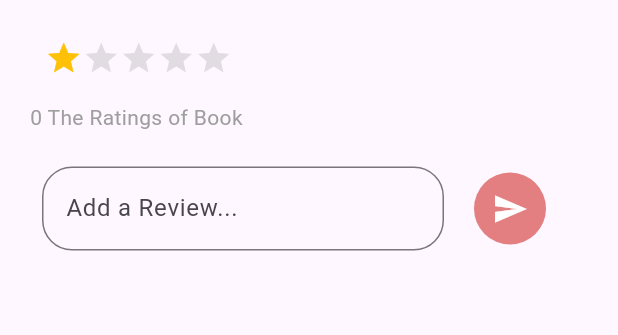
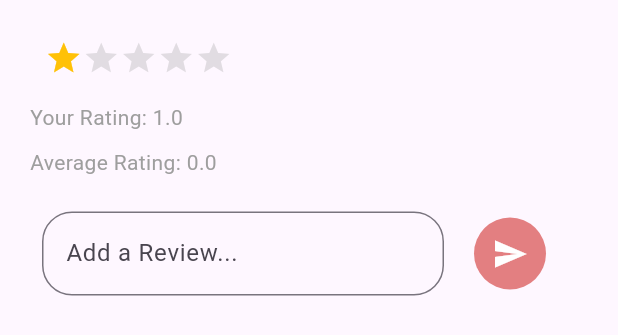
Before and after one commit to mujahedhamayel/ReadShare-Society, a Flutter app: the BookReview widget shown alone on an empty page, opened directly with empty values, after a tap on the "star" icon, on a phone screen of 412 x 824 dp. Shown: the top 335 px of the screen. Run offline on Flutter 3.47's test engine with Material 3 defaults, Android fonts, the phone set to English and light mode, and no system bars; our stand-ins replace cached_network_image, cloud_firestore, firebase_auth, firebase_core, firebase_messaging, firebase_storage and 3 more; missing offline and left inert: flutter_pdfview; accounts and stored records are empty; network calls fail.

Commit message:
add star rating

```diff
--- a/lib/constants.dart
+++ b/lib/constants.dart
@@ -1,3 +1,3 @@
-const ip = '192.168.88.2';
+const ip = '192.168.88.10';
 
 const port = '3001';
--- a/lib/data/detail.dart
+++ b/lib/data/detail.dart
@@ -270,26 +270,26 @@ class BookPdfLink extends StatelessWidget {
     );
   }
 
-  Future<void> _launchURL(BuildContext context, String url) async {
-    final uri = Uri.parse(url);
-    print('Parsed URL: $uri');
+  // Future<void> _launchURL(BuildContext context, String url) async {
+  //   final uri = Uri.parse(url);
+  //   print('Parsed URL: $uri');
 
-    final canLaunchResult = await canLaunchUrl(uri);
-    print('Can launch URL: $canLaunchResult');
+  //   final canLaunchResult = await canLaunchUrl(uri);
+  //   print('Can launch URL: $canLaunchResult');
 
-    if (canLaunchResult) {
-      await launchUrl(uri, mode: LaunchMode.externalApplication);
-    } else {
-      print('Could not launch URL');
-      _showErrorSnackBar(context, 'Could not launch $url');
-    }
-  }
+  //   if (canLaunchResult) {
+  //     await launchUrl(uri, mode: LaunchMode.externalApplication);
+  //   } else {
+  //     print('Could not launch URL');
+  //     _showErrorSnackBar(context, 'Could not launch $url');
+  //   }
+  // }
 
-  void _showErrorSnackBar(BuildContext context, String message) {
-    ScaffoldMessenger.of(context).showSnackBar(
-      SnackBar(content: Text(message)),
-    );
-  }
+  // void _showErrorSnackBar(BuildContext context, String message) {
+  //   ScaffoldMessenger.of(context).showSnackBar(
+  //     SnackBar(content: Text(message)),
+  //   );
+  // }
 }
 
 class BookReview extends StatefulWidget {
@@ -302,20 +302,52 @@ class BookReview extends StatefulWidget {
 
 class _BookReviewState extends State<BookReview> {
   late double userRating;
+  late double averageRating;
+  bool isLoading = true;
+
   TextEditingController _reviewController = TextEditingController();
   List<Review> _submittedReviews = [];
 
   @override
   void initState() {
     super.initState();
-    userRating = widget.book.rate.toDouble();
+    //userRating = widget.book.userRating?.toDouble() ?? 0.0;
+    averageRating = widget.book.rate.toDouble();
     _submittedReviews = widget.book.review;
+    _loadUserRating();
   }
 
-  void _handleRatingUpdate(double newRating) {
+  Future<void> _loadUserRating() async {
+    try {
+      final rating = await BookService().getUserRating(widget.book.id);
+      setState(() {
+        userRating = rating ?? 0.0;
+        isLoading = false; // Update the loading state
+      });
+    } catch (e) {
+      print('Failed to load user rating: $e');
+      setState(() {
+        userRating = 0.0;
+        isLoading = false; // Update the loading state
+      });
+    }
+  }
+
+  void _handleRatingUpdate(double newRating) async {
     setState(() {
       userRating = newRating;
     });
+    try {
+      await BookService().rateBook(widget.book.id, newRating);
+      // Optionally, fetch the updated book details to get the new average rating
+      final updatedBook = await BookService().getBookById(widget.book.id);
+      setState(() {
+        averageRating = updatedBook.rate.toDouble();
+        userRating = updatedBook.userRating ?? 0.0;
+      });
+    } catch (e) {
+      print('Failed to update rating: $e');
+    }
   }
 
   Future<void> _submitReview() async {
@@ -344,7 +376,9 @@ class _BookReviewState extends State<BookReview> {
 
  @override
   Widget build(BuildContext context) {
-    return Container(
+    return isLoading
+        ? Center(child: CircularProgressIndicator())  // Show loading indicator while fetching user rating
+        : Container(
             padding: const EdgeInsets.all(20),
             child: Column(
               crossAxisAlignment: CrossAxisAlignment.start,
@@ -352,7 +386,7 @@ class _BookReviewState extends State<BookReview> {
                 Row(
                   children: [
                     Text(
-                '${widget.book.author}',
+                      widget.book.author,
                       style: const TextStyle(
                         fontSize: 26,
                         fontWeight: FontWeight.bold,
@@ -364,7 +398,14 @@ class _BookReviewState extends State<BookReview> {
                 ),
                 const SizedBox(height: 10),
                 Text(
-            '${widget.book.rate} The Ratings of Book',
+                  'Your Rating: ${userRating.toStringAsFixed(1)}',
+                  style: const TextStyle(
+                    color: Colors.grey,
+                  ),
+                ),
+                const SizedBox(height: 10),
+                Text(
+                  'Average Rating: ${averageRating.toStringAsFixed(1)}',
                   style: const TextStyle(
                     color: Colors.grey,
                   ),
@@ -374,20 +415,20 @@ class _BookReviewState extends State<BookReview> {
                   Column(
                     crossAxisAlignment: CrossAxisAlignment.start,
                     children: [
-                Text(
+                      const Text(
                         'Reviews:',
-                  style: const TextStyle(
+                        style: TextStyle(
                           fontSize: 18,
                           fontWeight: FontWeight.bold,
                         ),
                       ),
-                SizedBox(height: 10),
+                      const SizedBox(height: 10),
                       for (Review review in _submittedReviews)
                         Padding(
                           padding: const EdgeInsets.only(bottom: 10),
                           child: Text(review.text),
                         ),
-                SizedBox(height: 20),
+                      const SizedBox(height: 20),
                     ],
                   ),
                 Padding(
@@ -423,7 +464,6 @@ class _BookReviewState extends State<BookReview> {
             ),
           );
   }
-
   Widget _buildInteractiveStarRating(double score) {
     return Row(
       mainAxisSize: MainAxisSize.min,
--- a/lib/models/book.dart
+++ b/lib/models/book.dart
@@ -11,6 +11,8 @@ class Book {
   String id;
   List<String> likes;
   String? pdfLink;
+  double? userRating;
+
 
   // num height;
 
@@ -27,6 +29,7 @@ class Book {
     this.id,
     this.likes,
      this.pdfLink,
+     this.userRating,
 
     // this.height,
   );
@@ -48,11 +51,12 @@ class Book {
       json['image'],
       json['author'],
       json['location'],
-      4.7, //rate
+      json['rate'] ?? 0.0,
       reviewList,
       json['_id'],
       likesList,
       json['pdfLink'],
+      json['userRating']?.toDouble(),
     );
   }
 
@@ -66,9 +70,11 @@ class Book {
       'image': imgUrl,
       'author': author,
       'location': location,
+      'rate': rate,
       '_id': id,
       'likes': likes,
       'pdfLink': pdfLink,
+      'userRating': userRating,
     };
   }
 
--- a/lib/services/book_service.dart
+++ b/lib/services/book_service.dart
@@ -90,4 +90,52 @@ class BookService {
     }
   }
 
+   Future<Book> getBookById(String bookId) async {
+    String token = AuthToken().getToken;
+    final url = '$apiUrl/$bookId';
+    final response = await http.get(
+      Uri.parse(url),
+      headers: ApiUtil.headers(token),
+    );
+
+    if (response.statusCode != 200) {
+      throw Exception('Failed to load book');
+    }
+
+    final bookJson = jsonDecode(response.body);
+    return Book.fromJson(bookJson);
+  }
+
+  // New method to rate a book
+  Future<void> rateBook(String bookId, double score) async {
+    String token = AuthToken().getToken;
+    final url = '$apiUrl/$bookId/rate';
+
+    final response = await http.post(
+      Uri.parse(url),
+      headers: ApiUtil.headers(token),
+      body: jsonEncode({'score': score}),
+    );
+
+    if (response.statusCode != 200) {
+      throw Exception('Failed to rate the book');
+    }
+  }
+
+   Future<double?> getUserRating(String bookId) async {
+    String token =  AuthToken().getToken;
+    final url = '$apiUrl/$bookId/user-rating';
+    final response = await http.get(
+      Uri.parse(url),
+      headers: ApiUtil.headers(token),
+    );
+
+    if (response.statusCode != 200) {
+      throw Exception('Failed to load user rating');
+    }
+
+    final responseJson = jsonDecode(response.body);
+    return responseJson['userRating']?.toDouble();
+  }
+
 }
```
Also changed, not shown: lib/providers/book_provider.dart (+19 -1 lines). Lines whose indentation alone changed are shown as unchanged.
